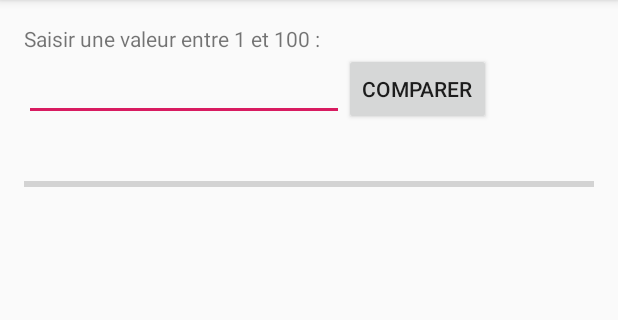
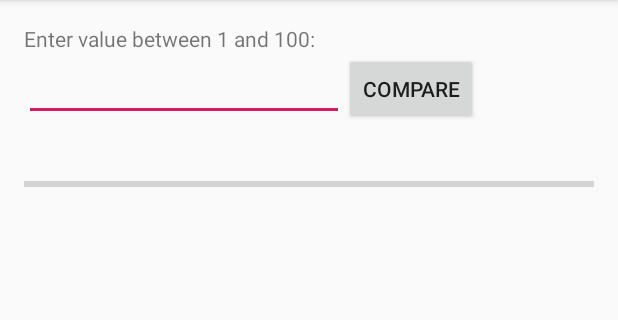
Before and after one commit to dagy1441/Android-MegaGame, an Android app: the screen it shows after launch (MainActivity), on a phone screen of 412 x 824 dp, the part 84-404 px from its top. Run offline under Robolectric (Android 15) with nearby library versions, the phone set to English and light mode, and no system bars.

Commit message:
end i18n

```diff
--- a/app/src/main/res/values/strings.xml
+++ b/app/src/main/res/values/strings.xml
@@ -1,11 +1,11 @@
 <resources>
     <string name="app_name">MegaGame V 1.0</string>
-    <string name="lblTitle">Saisir une valeur entre 1 et 100 :</string>
-    <string name="btnCompare">Comparer</string>
-    <string name="strGreater">Veuillez saisire une valeur plus grande</string>
-    <string name="srtLower">Veuillez saisir une valeur plus petite</string>
+    <string name="lblTitle">"Enter value between 1 and 100: "</string>
+    <string name="btnCompare">Compare</string>
+    <string name="strGreater">Please enter a greater value</string>
+    <string name="srtLower">Please enter a lower value.</string>
     <string name="strCongratulation">Congratulation</string>
-    <string name="strMessage">Felicitation vous avez trouve en %d coups.</string>
-    <string name="strNo">NON</string>
-    <string name="strYes">OUI</string>
+    <string name="strMessage">Félicitation vous avez trouve en %d coups.</string>
+    <string name="strNo">NO</string>
+    <string name="strYes">YES</string>
 </resources>
```
Also changed, not shown: 1 other file.
